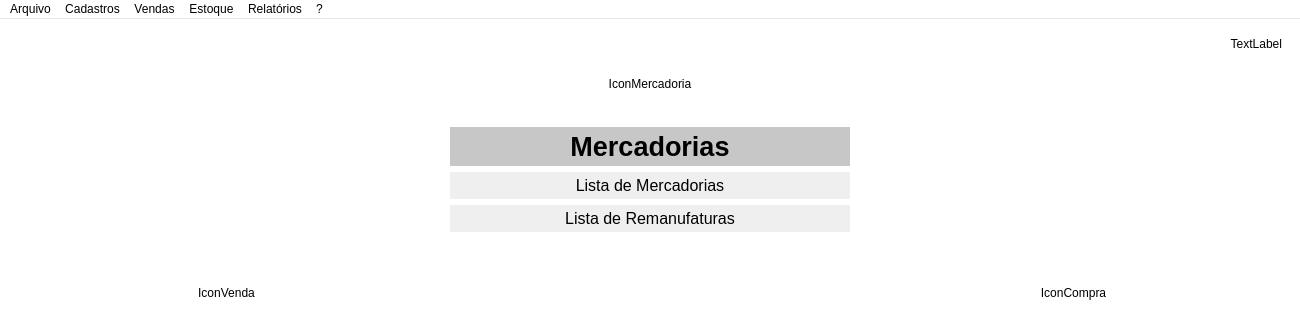
Old version of the form Resources/UI/MainWindow.ui in the repository Klubas/Projeto-SOAD; both pictures show x 0 to 1300 and y 0 to 320 of the 1300 by 700 pixel window.
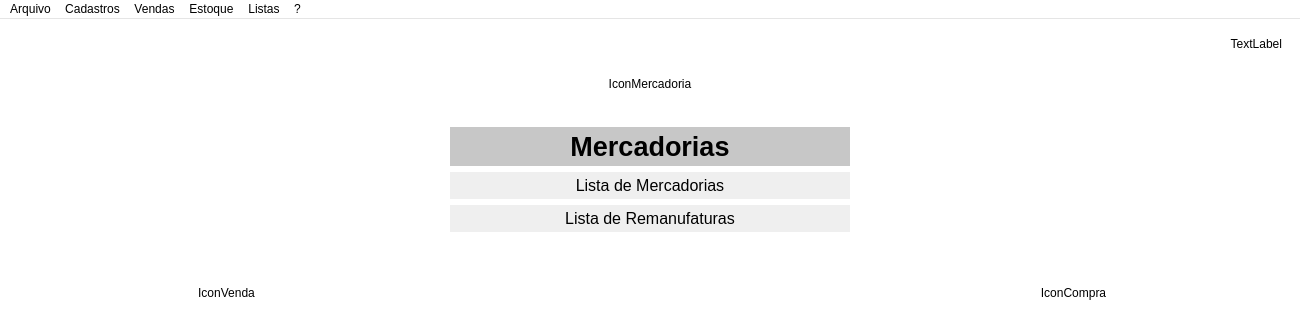
New version of the form.

Patch:
```diff
--- a/Resources/UI/MainWindow.ui
+++ b/Resources/UI/MainWindow.ui
@@ -967,7 +967,7 @@
    </widget>
    <widget class="QMenu" name="menuRelat_rios">
     <property name="title">
-     <string>Relatórios</string>
+     <string>Listas</string>
     </property>
     <addaction name="actionMercadorias"/>
     <addaction name="actionDescartes"/>
```
Left out of the diff: 10 changed lines with no effect on the pictures.
